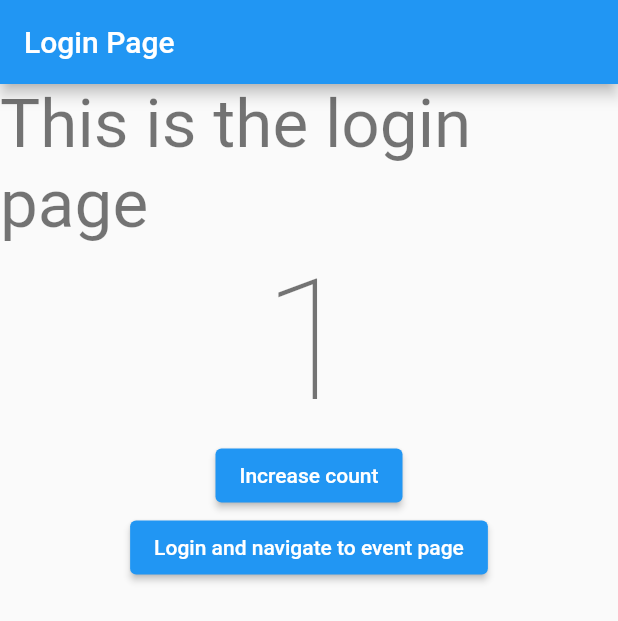
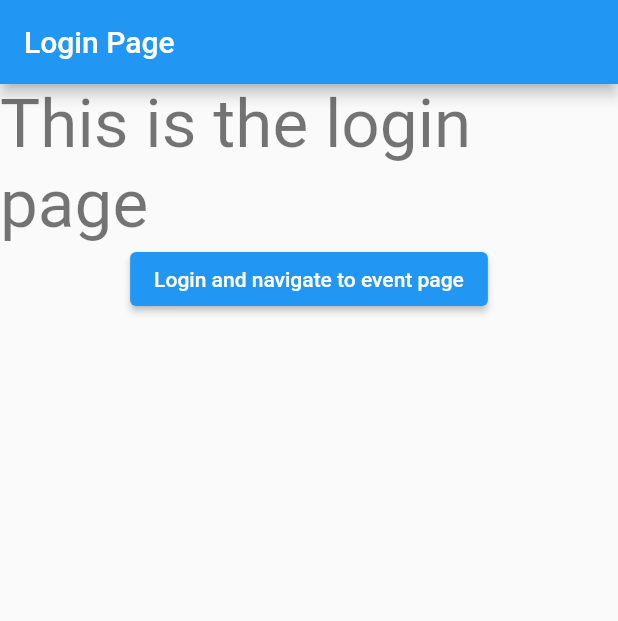
Before and after one commit to edvig/dts_project, a Flutter app: the screen it shows after launch, on a phone screen of 412 x 824 dp. Shown: the top 621 px of the screen. Run offline on Flutter 3.47's test engine with Material 2 defaults, Android fonts, the phone set to English and light mode, and no system bars.

Commit message:
Revert "added mobx to mobile project"
This reverts commit f651fc9090fa5a7ec1b0fd7384478dc9164c9cba.

```diff
--- a/party_seeker/lib/pages/login/login.page.dart
+++ b/party_seeker/lib/pages/login/login.page.dart
@@ -1,7 +1,5 @@
 import 'package:flutter/material.dart';
-import 'package:flutter_mobx/flutter_mobx.dart';
 import 'package:party_seeker/config/routes.dart';
-import 'package:party_seeker/pages/login/login.controller.dart';
 
 class LoginPage extends StatefulWidget {
   const LoginPage({super.key});
@@ -11,14 +9,6 @@ class LoginPage extends StatefulWidget {
 }
 
 class _LoginPageState extends State<LoginPage> {
-  late final LoginController controller;
-
-  @override
-  void initState() {
-    controller = LoginController();
-    super.initState();
-  }
-
   @override
   Widget build(BuildContext context) {
     return Scaffold(
@@ -33,17 +23,6 @@ class _LoginPageState extends State<LoginPage> {
               style: Theme.of(context).textTheme.headline3,
             ),
           ),
-          Observer(
-            builder: (_) => Center(
-              child: Text(
-                "${controller.counter}",
-                style: Theme.of(context).textTheme.displayLarge,
-              ),
-            ),
-          ),
-          ElevatedButton(
-              onPressed: controller.increment,
-              child: const Text("Increase count")),
           ElevatedButton(
               onPressed: () => Navigator.pushNamed(context, Routes.events),
               child: const Text("Login and navigate to event page"))
--- a/party_seeker/pubspec.yaml
+++ b/party_seeker/pubspec.yaml
@@ -31,10 +31,6 @@ environment:
 dependencies:
   flutter:
     sdk: flutter
-  mobx: ^2.1.1
-  flutter_mobx: ^2.0.6+4
-  mobx_codegen: ^2.0.7+3
-  build_runner: ^2.3.0
 
 
   # The following adds the Cupertino Icons font to your application.
```
Also changed, not shown: party_seeker/lib/pages/login/login.controller.dart (deleted, +0 -21 lines), party_seeker/lib/pages/login/login.controller.g.dart (deleted), party_seeker/pubspec.lock, 1 other file.
